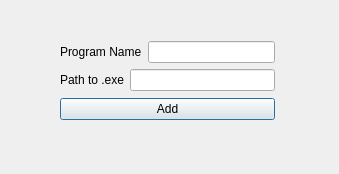
Qt form addtostartupwindow.ui (melden19/autorun-controller) before a commit.
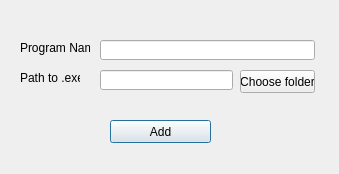
The same form after that commit.

```diff
--- a/addtostartupwindow.ui
+++ b/addtostartupwindow.ui
@@ -13,60 +13,80 @@
   <property name="windowTitle">
    <string>Add to startup</string>
   </property>
-  <widget class="QWidget" name="">
+  <widget class="QLabel" name="label">
    <property name="geometry">
     <rect>
-     <x>60</x>
+     <x>20</x>
+     <y>40</y>
+     <width>70</width>
+     <height>16</height>
+    </rect>
+   </property>
+   <property name="text">
+    <string>Program Name</string>
+   </property>
+  </widget>
+  <widget class="QLabel" name="label_2">
+   <property name="geometry">
+    <rect>
+     <x>20</x>
+     <y>70</y>
+     <width>60</width>
+     <height>16</height>
+    </rect>
+   </property>
+   <property name="text">
+    <string>Path to .exe</string>
+   </property>
+  </widget>
+  <widget class="QPushButton" name="pushButton">
+   <property name="geometry">
+    <rect>
+     <x>110</x>
+     <y>120</y>
+     <width>101</width>
+     <height>23</height>
+    </rect>
+   </property>
+   <property name="text">
+    <string>Add</string>
+   </property>
+  </widget>
+  <widget class="QLineEdit" name="lineEdit1">
+   <property name="geometry">
+    <rect>
+     <x>100</x>
      <y>40</y>
      <width>215</width>
-     <height>83</height>
+     <height>20</height>
     </rect>
    </property>
-   <layout class="QVBoxLayout" name="verticalLayout_2">
-    <item>
-     <layout class="QVBoxLayout" name="verticalLayout">
-      <item>
-       <layout class="QHBoxLayout" name="horizontalLayout">
-        <item>
-         <widget class="QLabel" name="label">
-          <property name="text">
-           <string>Program Name</string>
-          </property>
-         </widget>
-        </item>
-        <item>
-         <widget class="QLineEdit" name="lineEdit1"/>
-        </item>
-       </layout>
-      </item>
-      <item>
-       <layout class="QHBoxLayout" name="horizontalLayout_2">
-        <item>
-         <widget class="QLabel" name="label_2">
-          <property name="text">
-           <string>Path to .exe</string>
-          </property>
-         </widget>
-        </item>
-        <item>
-         <widget class="QLineEdit" name="lineEdit2">
-          <property name="enabled">
-           <bool>true</bool>
-          </property>
-         </widget>
-        </item>
-       </layout>
-      </item>
-     </layout>
-    </item>
-    <item>
-     <widget class="QPushButton" name="pushButton">
-      <property name="text">
-       <string>Add</string>
-      </property>
-     </widget>
-    </item>
-   </layout>
+  </widget>
+  <widget class="QLineEdit" name="lineEdit2">
+   <property name="enabled">
+    <bool>true</bool>
+   </property>
+   <property name="geometry">
+    <rect>
+     <x>100</x>
+     <y>70</y>
+     <width>133</width>
+     <height>20</height>
+    </rect>
+   </property>
+  </widget>
+  <widget class="QPushButton" name="pushButton_2">
+   <property name="geometry">
+    <rect>
+     <x>240</x>
+     <y>70</y>
+     <width>75</width>
+     <height>23</height>
+    </rect>
+   </property>
+   <property name="text">
+    <string>Choose folder</string>
+   </property>
   </widget>
  </widget>
  <resources/>
```
